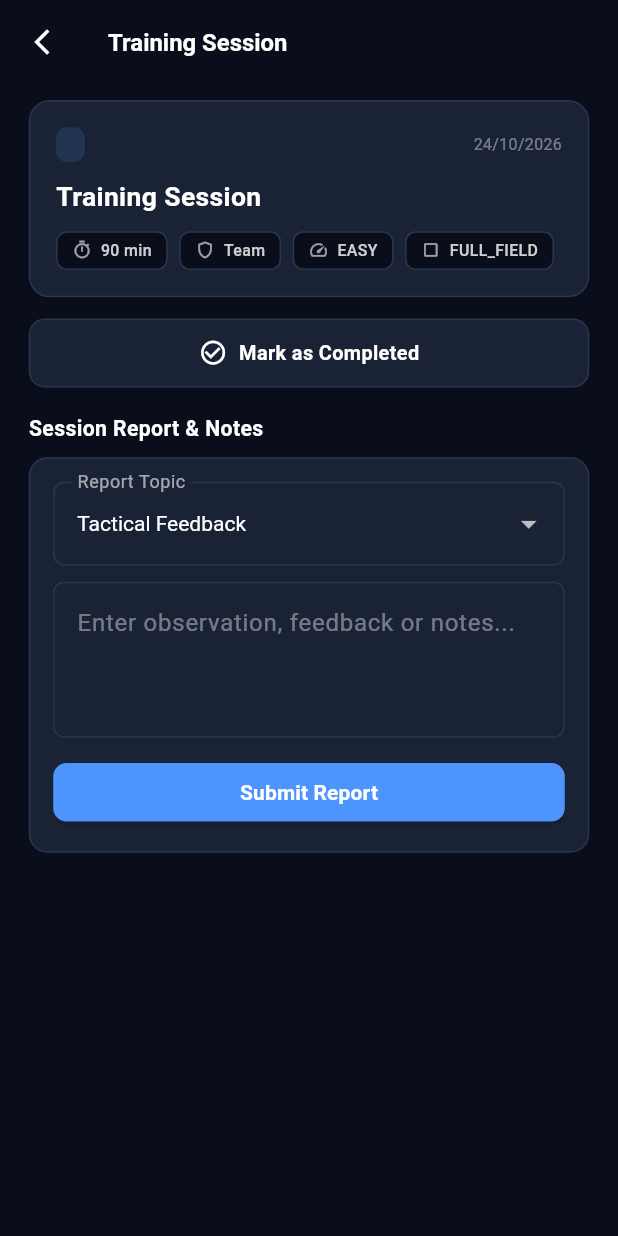
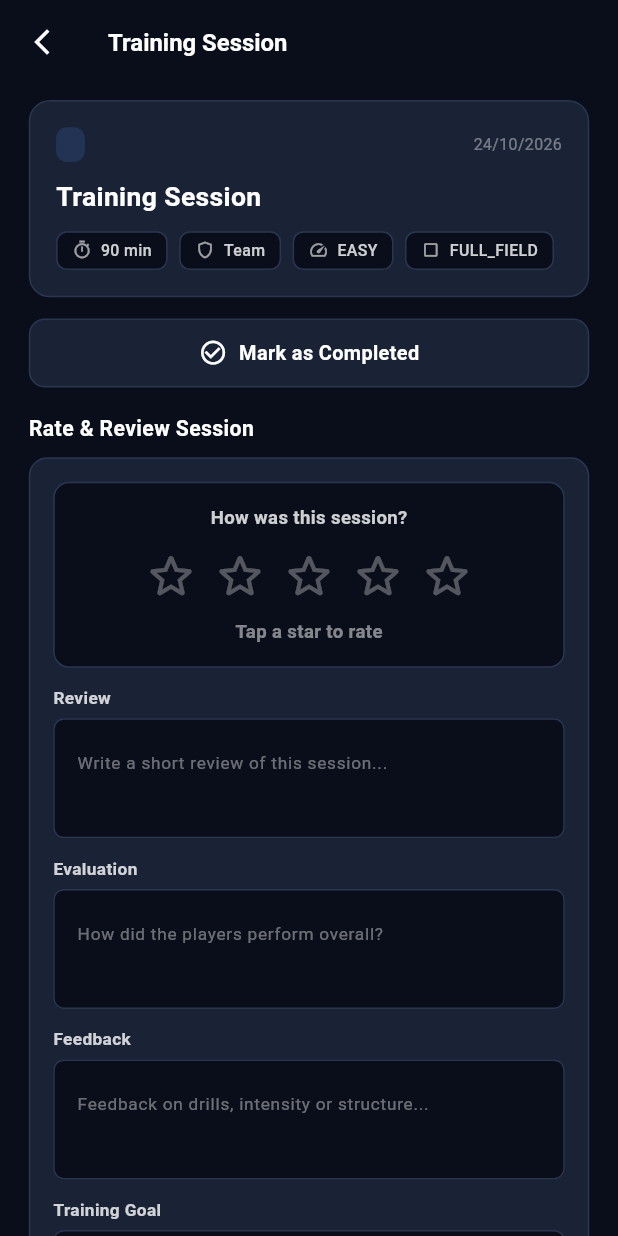
Before and after one commit to Galib-Mahmud/nander, a Flutter app: the TrainingSessionDetailScreen screen opened directly with empty values, on a phone screen of 412 x 824 dp. Run offline on Flutter 3.47's test engine with Material 3 defaults, Android fonts, the phone set to English and light mode, and no system bars; our stand-ins replace flutter_screenutil, get, image_picker, shared_preferences, socket_io_client, syncfusion_flutter_charts; accounts and stored records are empty; network calls fail.

Commit message:
Review System Added

```diff
--- a/lib/nander/core/endpoint/api_endpoint.dart
+++ b/lib/nander/core/endpoint/api_endpoint.dart
@@ -1,6 +1,6 @@
 class ApiEndpoint {
-   static const String host = "https://nanapi.sobhoy.com";
-  //  static const String host = "http://10.10.26.235:8000";
+ static const String host = "https://nanapi.sobhoy.com";
+ // static const String host = "http://10.10.26.235:8000";
   //  static const String host = "http://10.10.26.235:7701";
 
 
--- a/lib/nander/home/screen/training_session_detail_screen.dart
+++ b/lib/nander/home/screen/training_session_detail_screen.dart
@@ -20,7 +20,14 @@ class _TrainingSessionDetailScreenState
       TrainingSessionController.to;
 
   late bool _isCompleted;
-  final TextEditingController _notesCtrl = TextEditingController();
+  // Rate & review form
+  int _rating = 0; // 0 = not rated yet, otherwise 1..5
+  bool _reviewSubmitted = false;
+  final TextEditingController _reviewCtrl = TextEditingController();
+  final TextEditingController _evaluationCtrl = TextEditingController();
+  final TextEditingController _feedbackCtrl = TextEditingController();
+  final TextEditingController _goalCtrl = TextEditingController();
+  final TextEditingController _yourReportCtrl = TextEditingController();
   String _selectedTopic = 'Tactical Feedback';
   final List<String> _topics = [
     'Tactical Feedback',
@@ -38,7 +45,11 @@ class _TrainingSessionDetailScreenState
 
   @override
   void dispose() {
-    _notesCtrl.dispose();
+    _reviewCtrl.dispose();
+    _evaluationCtrl.dispose();
+    _feedbackCtrl.dispose();
+    _goalCtrl.dispose();
+    _yourReportCtrl.dispose();
     super.dispose();
   }
 
@@ -311,9 +322,59 @@ class _TrainingSessionDetailScreenState
             }),
             SizedBox(height: 20.h),
 
-            // Submit Session Report
+            // Rate & Review
+            _buildReviewSection(),
+            SizedBox(height: 50.h),
+          ],
+        ),
+      ),
+    );
+  }
+
+  // ─── Rate & Review ───────────────────────────────────────────────
+  static const List<String> _ratingLabels = [
+    'Poor',
+    'Fair',
+    'Good',
+    'Very good',
+    'Excellent',
+  ];
+
+  static const Color _starColor = Color(0xFFFFB800);
+
+  Future<void> _submitReview() async {
+    if (_rating == 0) {
+      Get.snackbar(
+        'Rating required',
+        'Please select a star rating first',
+        snackPosition: SnackPosition.BOTTOM,
+        backgroundColor: Colors.red.withValues(alpha: 0.8),
+        colorText: Colors.white,
+      );
+      return;
+    }
+
+    final ok = await _controller.submitSessionReview(
+      sessionId: widget.session.id,
+      rating: _rating,
+      review: _reviewCtrl.text.trim(),
+      evaluation: _evaluationCtrl.text.trim(),
+      feedback: _feedbackCtrl.text.trim(),
+      trainingGoal: _goalCtrl.text.trim(),
+      reportTopic: _selectedTopic,
+      yourReport: _yourReportCtrl.text.trim(),
+    );
+    if (ok && mounted) {
+      setState(() => _reviewSubmitted = true);
+    }
+  }
+
+  Widget _buildReviewSection() {
+    return Column(
+      crossAxisAlignment: CrossAxisAlignment.start,
+      children: [
         Text(
-              'Session Report & Notes',
+          'Rate & Review Session',
           style: TextStyle(
             color: Colors.white,
             fontSize: 16.sp,
@@ -322,94 +383,89 @@ class _TrainingSessionDetailScreenState
         ),
         SizedBox(height: 10.h),
         Container(
+          width: double.infinity,
           padding: EdgeInsets.all(16.w),
           decoration: BoxDecoration(
             color: const Color(0xFF1A2236),
             borderRadius: BorderRadius.circular(14.r),
             border: Border.all(color: const Color(0xFF2A3550)),
           ),
-              child: Column(
+          child: _reviewSubmitted ? _buildReviewThanks() : _buildReviewForm(),
+        ),
+      ],
+    );
+  }
+
+  Widget _buildReviewForm() {
+    return Column(
       crossAxisAlignment: CrossAxisAlignment.start,
       children: [
+        _buildRatingPicker(),
+        _buildReviewField(
+          label: 'Review',
+          controller: _reviewCtrl,
+          hint: 'Write a short review of this session...',
+        ),
+        _buildReviewField(
+          label: 'Evaluation',
+          controller: _evaluationCtrl,
+          hint: 'How did the players perform overall?',
+        ),
+        _buildReviewField(
+          label: 'Feedback',
+          controller: _feedbackCtrl,
+          hint: 'Feedback on drills, intensity or structure...',
+        ),
+        _buildReviewField(
+          label: 'Training Goal',
+          controller: _goalCtrl,
+          hint: 'What was the goal and was it achieved?',
+        ),
+        SizedBox(height: 14.h),
         DropdownButtonFormField<String>(
           initialValue: _selectedTopic,
           dropdownColor: const Color(0xFF1A2236),
           style: const TextStyle(color: Colors.white),
           decoration: InputDecoration(
             labelText: 'Report Topic',
-                      labelStyle: TextStyle(
-                          color: Colors.white.withValues(alpha: 0.6)),
+            labelStyle:
+            TextStyle(color: Colors.white.withValues(alpha: 0.6)),
             border: OutlineInputBorder(
               borderRadius: BorderRadius.circular(8.r),
-                        borderSide:
-                            const BorderSide(color: Color(0xFF2A3550)),
+              borderSide: const BorderSide(color: Color(0xFF2A3550)),
             ),
             enabledBorder: OutlineInputBorder(
               borderRadius: BorderRadius.circular(8.r),
-                        borderSide:
-                            const BorderSide(color: Color(0xFF2A3550)),
+              borderSide: const BorderSide(color: Color(0xFF2A3550)),
             ),
           ),
           items: _topics
-                        .map((t) =>
-                            DropdownMenuItem(value: t, child: Text(t)))
+              .map((t) => DropdownMenuItem(value: t, child: Text(t)))
               .toList(),
           onChanged: (val) {
             if (val != null) setState(() => _selectedTopic = val);
           },
         ),
-                  SizedBox(height: 12.h),
-                  TextField(
-                    controller: _notesCtrl,
+        _buildReviewField(
+          label: 'Your Report',
+          controller: _yourReportCtrl,
+          hint: 'Enter observation, notes or issues...',
           maxLines: 3,
-                    style: const TextStyle(color: Colors.white),
-                    decoration: InputDecoration(
-                      hintText: 'Enter observation, feedback or notes...',
-                      hintStyle: TextStyle(
-                        color: Colors.white.withValues(alpha: 0.4),
         ),
-                      border: OutlineInputBorder(
-                        borderRadius: BorderRadius.circular(8.r),
-                        borderSide:
-                            const BorderSide(color: Color(0xFF2A3550)),
-                      ),
-                      enabledBorder: OutlineInputBorder(
-                        borderRadius: BorderRadius.circular(8.r),
-                        borderSide:
-                            const BorderSide(color: Color(0xFF2A3550)),
-                      ),
-                    ),
-                  ),
-                  SizedBox(height: 14.h),
+        SizedBox(height: 18.h),
         Obx(() {
-                    final isReporting =
-                        _controller.isSubmittingReport.value;
+          final loading = _controller.isSubmittingReview.value;
           return ElevatedButton(
-                      onPressed: isReporting
-                          ? null
-                          : () async {
-                              if (_notesCtrl.text.trim().isEmpty) {
-                                Get.snackbar('Error', 'Please enter notes');
-                                return;
-                              }
-                              final ok =
-                                  await _controller.submitSessionReport(
-                                s.id,
-                                _selectedTopic,
-                                _notesCtrl.text.trim(),
-                              );
-                              if (ok) {
-                                _notesCtrl.clear();
-                              }
-                            },
+            onPressed: loading ? null : _submitReview,
             style: ElevatedButton.styleFrom(
               backgroundColor: const Color(0xFF4D94FF),
-                        minimumSize: Size(double.infinity, 44.h),
+              disabledBackgroundColor: const Color(0xFF2A3550),
+              minimumSize: Size(double.infinity, 48.h),
               shape: RoundedRectangleBorder(
                 borderRadius: BorderRadius.circular(10.r),
               ),
             ),
-                      child: isReporting
+            child: loading
                 ? const SizedBox(
               width: 20,
               height: 20,
@@ -418,22 +474,173 @@ class _TrainingSessionDetailScreenState
                 strokeWidth: 2,
               ),
             )
-                          :  Text(
-                              'Submit Report'.tr,
+                : Text(
+              'Submit Review'.tr,
               style: TextStyle(
                 color: Colors.white,
+                fontSize: 15.sp,
                 fontWeight: FontWeight.bold,
               ),
             ),
           );
         }),
       ],
+    );
+  }
+
+  /// 5-star picker. Tap a star to set rating 1..5.
+  Widget _buildRatingPicker() {
+    return Container(
+      width: double.infinity,
+      padding: EdgeInsets.symmetric(vertical: 16.h, horizontal: 8.w),
+      decoration: BoxDecoration(
+        color: const Color(0xFF0A0E1A),
+        borderRadius: BorderRadius.circular(12.r),
+        border: Border.all(
+          color: _rating > 0
+              ? _starColor.withValues(alpha: 0.5)
+              : const Color(0xFF2A3550),
         ),
       ),
-            SizedBox(height: 50.h),
+      child: Column(
+        children: [
+          Text(
+            'How was this session?',
+            style: TextStyle(
+              color: Colors.white.withValues(alpha: 0.8),
+              fontSize: 14.sp,
+              fontWeight: FontWeight.w600,
+            ),
+          ),
+          SizedBox(height: 12.h),
+          Row(
+            mainAxisAlignment: MainAxisAlignment.center,
+            children: List.generate(5, (i) {
+              final filled = i < _rating;
+              return GestureDetector(
+                behavior: HitTestBehavior.opaque,
+                onTap: () => setState(() => _rating = i + 1),
+                child: Padding(
+                  padding: EdgeInsets.symmetric(horizontal: 4.w),
+                  child: AnimatedScale(
+                    scale: filled ? 1.12 : 1.0,
+                    duration: const Duration(milliseconds: 200),
+                    curve: Curves.easeOutBack,
+                    child: Icon(
+                      filled
+                          ? Icons.star_rounded
+                          : Icons.star_outline_rounded,
+                      size: 40.w,
+                      color: filled
+                          ? _starColor
+                          : Colors.white.withValues(alpha: 0.3),
+                    ),
+                  ),
+                ),
+              );
+            }),
+          ),
+          SizedBox(height: 10.h),
+          AnimatedSwitcher(
+            duration: const Duration(milliseconds: 200),
+            child: Text(
+              _rating == 0
+                  ? 'Tap a star to rate'
+                  : '$_rating/5 · ${_ratingLabels[_rating - 1]}',
+              key: ValueKey(_rating),
+              style: TextStyle(
+                color: _rating == 0
+                    ? Colors.white.withValues(alpha: 0.5)
+                    : _starColor,
+                fontSize: 14.sp,
+                fontWeight: FontWeight.w600,
+              ),
+            ),
+          ),
         ],
       ),
+    );
+  }
+
+  Widget _buildReviewField({
+    required String label,
+    required TextEditingController controller,
+    required String hint,
+    int maxLines = 2,
+  }) {
+    return Padding(
+      padding: EdgeInsets.only(top: 14.h),
+      child: Column(
+        crossAxisAlignment: CrossAxisAlignment.start,
+        children: [
+          Text(
+            label,
+            style: TextStyle(
+              color: Colors.white.withValues(alpha: 0.8),
+              fontSize: 13.sp,
+              fontWeight: FontWeight.w600,
             ),
+          ),
+          SizedBox(height: 6.h),
+          TextField(
+            controller: controller,
+            maxLines: maxLines,
+            style: const TextStyle(color: Colors.white),
+            decoration: InputDecoration(
+              hintText: hint,
+              hintStyle: TextStyle(
+                color: Colors.white.withValues(alpha: 0.4),
+                fontSize: 13.sp,
+              ),
+              filled: true,
+              fillColor: const Color(0xFF0A0E1A),
+              border: OutlineInputBorder(
+                borderRadius: BorderRadius.circular(8.r),
+                borderSide: const BorderSide(color: Color(0xFF2A3550)),
+              ),
+              enabledBorder: OutlineInputBorder(
+                borderRadius: BorderRadius.circular(8.r),
+                borderSide: const BorderSide(color: Color(0xFF2A3550)),
+              ),
+              focusedBorder: OutlineInputBorder(
+                borderRadius: BorderRadius.circular(8.r),
+                borderSide: const BorderSide(color: Color(0xFF4D94FF)),
+              ),
+            ),
+          ),
+        ],
+      ),
+    );
+  }
+
+  Widget _buildReviewThanks() {
+    return Column(
+      children: [
+        Icon(Icons.check_circle_rounded,
+            color: const Color(0xFF10B981), size: 44.w),
+        SizedBox(height: 10.h),
+        Text(
+          'Thanks for your review!',
+          style: TextStyle(
+            color: Colors.white,
+            fontSize: 16.sp,
+            fontWeight: FontWeight.w600,
+          ),
+        ),
+        SizedBox(height: 8.h),
+        Row(
+          mainAxisAlignment: MainAxisAlignment.center,
+          children: List.generate(5, (i) {
+            return Icon(
+              i < _rating ? Icons.star_rounded : Icons.star_outline_rounded,
+              size: 24.w,
+              color: i < _rating
+                  ? _starColor
+                  : Colors.white.withValues(alpha: 0.3),
+            );
+          }),
+        ),
+      ],
     );
   }
 
```
Also changed, not shown: lib/nander/home/controller/training_session_controller.dart (+66 -0 lines). Lines whose indentation alone changed are shown as unchanged.
